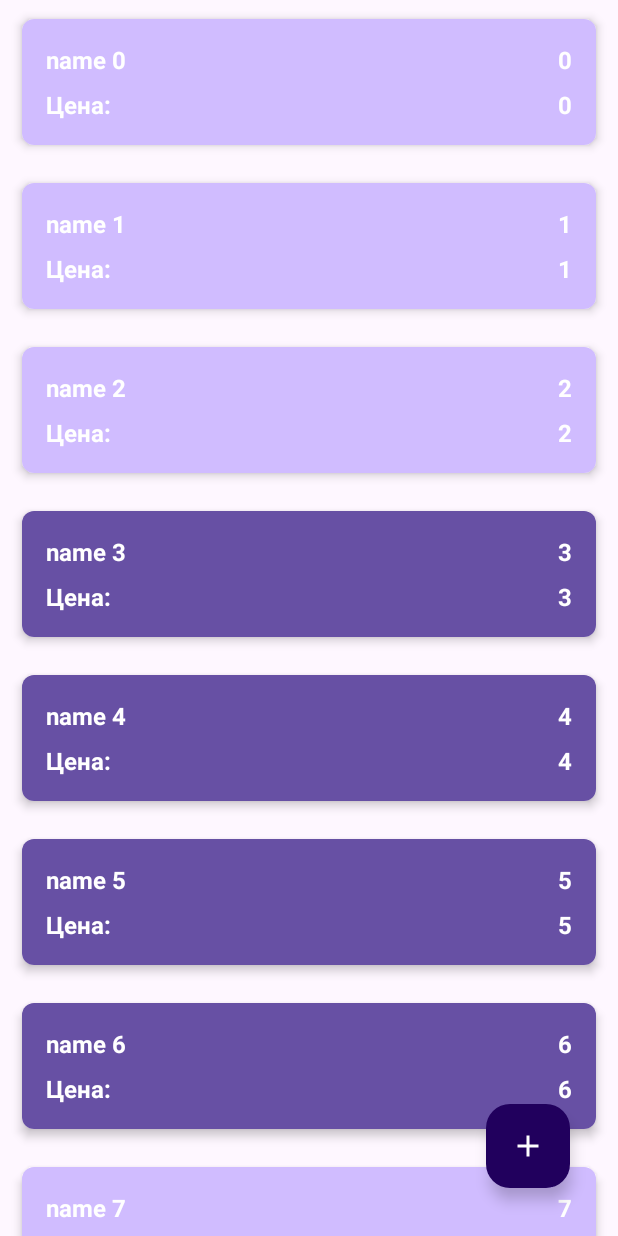
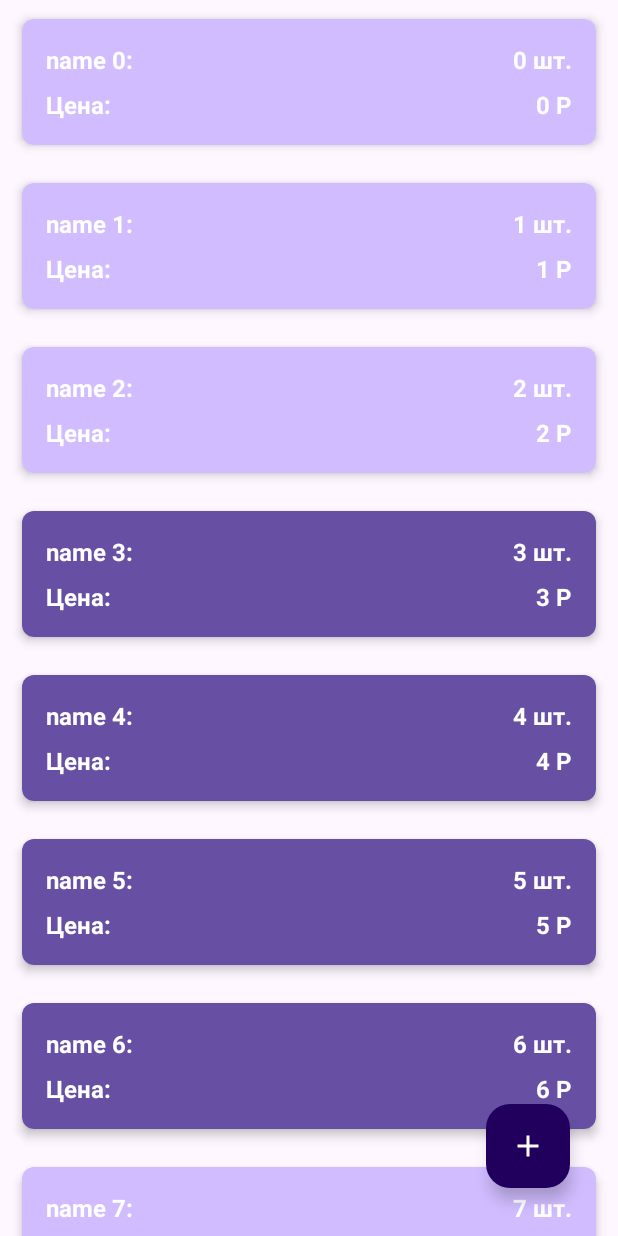
Before and after one commit to EgorPoprotskiy/MyShopping, an Android app: the screen it shows after launch (MainActivity), on a phone screen of 412 x 824 dp. Run offline under Robolectric (Android 15) with nearby library versions, the phone set to English and light mode, and no system bars; our stand-ins replace data binding.

Commit message:
Добавление дополнительного текста в макет

```diff
--- a/app/src/main/res/layout/shop_item_active.xml
+++ b/app/src/main/res/layout/shop_item_active.xml
@@ -28,7 +28,7 @@
 
             <TextView
                 android:id="@+id/tv_name"
-                android:text="@{shopItem.name}"
+                android:text="@{shopItem.name + `:`}"
                 android:layout_width="0dp"
                 android:layout_height="wrap_content"
                 android:layout_weight="1"
@@ -41,7 +41,7 @@
 
             <TextView
                 android:id="@+id/tv_nameCount"
-                android:text="@{String.valueOf(shopItem.nameCount)}"
+                android:text="@{String.valueOf(shopItem.nameCount) + ` шт.`}"
                 android:layout_width="wrap_content"
                 android:layout_height="wrap_content"
                 android:textColor="@color/md_theme_light_onPrimary"
@@ -67,7 +67,7 @@
 
             <TextView
                 android:id="@+id/tv_priceCount"
-                android:text="@{String.valueOf(shopItem.priceCount)}"
+                android:text="@{String.valueOf(shopItem.priceCount) + ` P`}"
                 android:layout_width="wrap_content"
                 android:layout_height="wrap_content"
                 android:paddingTop="@dimen/radius"
--- a/app/src/main/res/layout/shop_item_inactive.xml
+++ b/app/src/main/res/layout/shop_item_inactive.xml
@@ -28,7 +28,7 @@
 
             <TextView
                 android:id="@+id/tv_name"
-                android:text="@{shopItem.name}"
+                android:text="@{shopItem.name + `:`}"
                 android:layout_width="0dp"
                 android:layout_height="wrap_content"
                 android:layout_weight="1"
@@ -41,7 +41,7 @@
 
             <TextView
                 android:id="@+id/tv_nameCount"
-                android:text="@{String.valueOf(shopItem.nameCount)}"
+                android:text="@{String.valueOf(shopItem.nameCount) + ` шт.`}"
                 android:layout_width="wrap_content"
                 android:layout_height="wrap_content"
                 android:textColor="@color/md_theme_light_onPrimary"
@@ -67,7 +67,7 @@
 
             <TextView
                 android:id="@+id/tv_priceCount"
-                android:text="@{String.valueOf(shopItem.priceCount)}"
+                android:text="@{String.valueOf(shopItem.priceCount) + ` P`}"
                 android:layout_width="wrap_content"
                 android:layout_height="wrap_content"
                 android:paddingTop="@dimen/radius"
```
